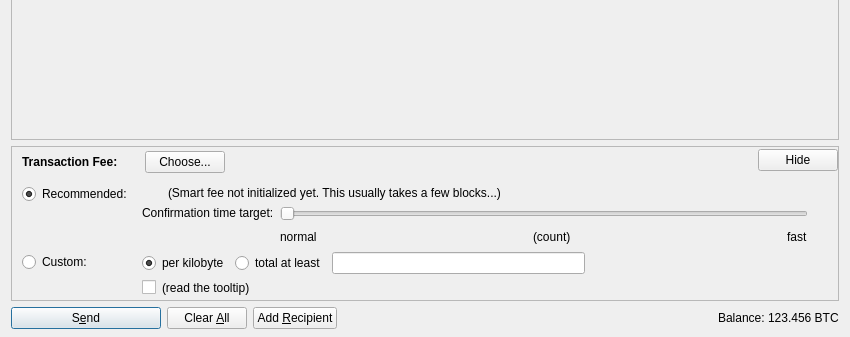
Before: the Qt Designer form src/qt/forms/sendcoinsdialog.ui in raffermeko/bitcoin, drawn with Qt 5; both pictures show x 0 to 850 and y 189 to 526 of the 850 by 526 pixel window.
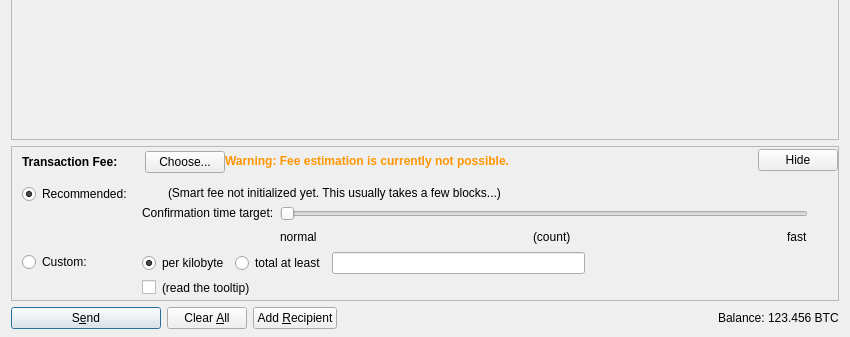
After: the same form once the commit is applied. Icons and pictures are not drawn. Custom widgets are drawn as their Qt base class.

Commit message: [Qt] Show more significant warning if we fall back to the default fee

The edit to the form file:
```diff
--- a/src/qt/forms/sendcoinsdialog.ui
+++ b/src/qt/forms/sendcoinsdialog.ui
@@ -759,11 +759,31 @@
             </item>
            </layout>
           </item>
+          <item>
+           <widget class="QLabel" name="fallbackFeeWarningLabel">
+            <property name="toolTip">
+             <string>Using the fallbackfee can result in sending a transaction that will take serval hours or days (or never) to confirm. Consider choosing your fee manually or wait until your have validated the complete chain.</string>
+            </property>
+            <property name="styleSheet">
+             <string notr="true">color: rgb(255, 150, 0);
+font-weight: bold;</string>
+            </property>
+            <property name="text">
+             <string>Warning: Fee estimation is currently not possible.</string>
+            </property>
+            <property name="wordWrap">
+             <bool>false</bool>
+            </property>
+           </widget>
+          </item>
           <item>
            <spacer name="horizontalSpacer_4">
             <property name="orientation">
              <enum>Qt::Horizontal</enum>
             </property>
+            <property name="sizeType">
+             <enum>QSizePolicy::MinimumExpanding</enum>
+            </property>
             <property name="sizeHint" stdset="0">
              <size>
               <width>40</width>
```
The commit also changes 1 other file.
